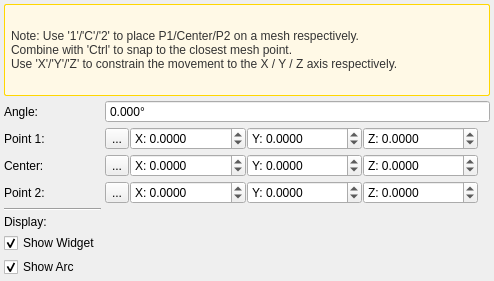
The window that libs/PCLEngine/Tools/MeasurementTools/cvProtractorToolDlg.ui (Asher-1/ACloudViewer) describes before a commit, drawn with Qt 5.
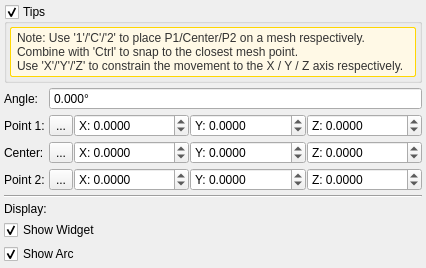
The same window after the commit. Icons and pictures are not drawn.

The edit to the form file:
```diff
--- a/libs/PCLEngine/Tools/MeasurementTools/cvProtractorToolDlg.ui
+++ b/libs/PCLEngine/Tools/MeasurementTools/cvProtractorToolDlg.ui
@@ -11,7 +11,7 @@
    </rect>
   </property>
   <property name="sizePolicy">
-   <sizepolicy hsizetype="Minimum" vsizetype="Preferred">
+   <sizepolicy hsizetype="Preferred" vsizetype="Preferred">
     <horstretch>0</horstretch>
     <verstretch>0</verstretch>
    </sizepolicy>
@@ -36,39 +36,72 @@
     <number>4</number>
    </property>
    <item>
-    <widget class="QLabel" name="instructionLabel">
+    <widget class="QGroupBox" name="shortcutsTipsGroupBox">
      <property name="sizePolicy">
-      <sizepolicy hsizetype="Minimum" vsizetype="Minimum">
+      <sizepolicy hsizetype="Preferred" vsizetype="Maximum">
        <horstretch>0</horstretch>
        <verstretch>0</verstretch>
       </sizepolicy>
      </property>
-     <property name="minimumSize">
-      <size>
-       <width>0</width>
-       <height>0</height>
-      </size>
+     <property name="title">
+      <string>Tips</string>
      </property>
-     <property name="text">
-      <string>Note: Use '1'/'C'/'2' to place P1/Center/P2 on a mesh respectively. 
+     <property name="checkable">
+      <bool>true</bool>
+     </property>
+     <property name="checked">
+      <bool>true</bool>
+     </property>
+     <layout class="QVBoxLayout" name="shortcutsTipsLayout">
+      <property name="spacing">
+       <number>2</number>
+      </property>
+      <property name="leftMargin">
+       <number>3</number>
+      </property>
+      <property name="topMargin">
+       <number>3</number>
+      </property>
+      <property name="rightMargin">
+       <number>3</number>
+      </property>
+      <property name="bottomMargin">
+       <number>3</number>
+      </property>
+      <item>
+       <widget class="QLabel" name="instructionLabel">
+        <property name="sizePolicy">
+         <sizepolicy hsizetype="Preferred" vsizetype="Preferred">
+          <horstretch>0</horstretch>
+          <verstretch>0</verstretch>
+         </sizepolicy>
+        </property>
+        <property name="text">
+         <string>Note: Use '1'/'C'/'2' to place P1/Center/P2 on a mesh respectively. 
 Combine with 'Ctrl' to snap to the closest mesh point.
 Use 'X'/'Y'/'Z' to constrain the movement to the X / Y / Z axis respectively.</string>
-     </property>
-     <property name="wordWrap">
-      <bool>true</bool>
-     </property>
-     <property name="margin">
-      <number>3</number>
-     </property>
-     <property name="styleSheet">
-      <string>QLabel {
+        </property>
+        <property name="wordWrap">
+         <bool>true</bool>
+        </property>
+        <property name="margin">
+         <number>3</number>
+        </property>
+        <property name="styleSheet">
+         <string>QLabel {
    background-color: #FFF9E6;
    border: 1px solid #FFD700;
    border-radius: 2px;
    padding: 3px;
    color: #333;
 }</string>
-     </property>
+        </property>
+        <property name="minimumHeight">
+         <number>75</number>
+        </property>
+       </widget>
+      </item>
+     </layout>
     </widget>
    </item>
    <item>
@@ -80,7 +113,7 @@
        </property>
       </widget>
      </item>
-     <item row="0" column="1" colspan="4">
+     <item row="0" column="1">
       <widget class="QDoubleSpinBox" name="angleSpinBox">
        <property name="readOnly">
         <bool>true</bool>
@@ -148,9 +181,15 @@
          <property name="prefix">
           <string>X: </string>
          </property>
+         <property name="minimumSize">
+          <size>
+           <width>55</width>
+           <height>0</height>
+          </size>
+         </property>
          <property name="sizePolicy">
-          <sizepolicy hsizetype="Minimum" vsizetype="Fixed">
-           <horstretch>0</horstretch>
+          <sizepolicy hsizetype="Expanding" vsizetype="Fixed">
+           <horstretch>1</horstretch>
            <verstretch>0</verstretch>
           </sizepolicy>
          </property>
@@ -173,9 +212,15 @@
          <property name="prefix">
           <string>Y: </string>
          </property>
+         <property name="minimumSize">
+          <size>
+           <width>55</width>
+           <height>0</height>
+          </size>
+         </property>
          <property name="sizePolicy">
-          <sizepolicy hsizetype="Minimum" vsizetype="Fixed">
-           <horstretch>0</horstretch>
+          <sizepolicy hsizetype="Expanding" vsizetype="Fixed">
+           <horstretch>1</horstretch>
            <verstretch>0</verstretch>
           </sizepolicy>
          </property>
@@ -198,9 +243,15 @@
          <property name="prefix">
           <string>Z: </string>
          </property>
+         <property name="minimumSize">
+          <size>
+           <width>55</width>
+           <height>0</height>
+          </size>
+         </property>
          <property name="sizePolicy">
-          <sizepolicy hsizetype="Minimum" vsizetype="Fixed">
-           <horstretch>0</horstretch>
+          <sizepolicy hsizetype="Expanding" vsizetype="Fixed">
+           <horstretch>1</horstretch>
            <verstretch>0</verstretch>
           </sizepolicy>
          </property>
@@ -260,9 +311,15 @@
          <property name="prefix">
           <string>X: </string>
          </property>
+         <property name="minimumSize">
+          <size>
+           <width>55</width>
+           <height>0</height>
+          </size>
+         </property>
          <property name="sizePolicy">
-          <sizepolicy hsizetype="Minimum" vsizetype="Fixed">
-           <horstretch>0</horstretch>
+          <sizepolicy hsizetype="Expanding" vsizetype="Fixed">
+           <horstretch>1</horstretch>
            <verstretch>0</verstretch>
           </sizepolicy>
          </property>
@@ -285,9 +342,15 @@
          <property name="prefix">
           <string>Y: </string>
          </property>
+         <property name="minimumSize">
+          <size>
+           <width>55</width>
+           <height>0</height>
+          </size>
+         </property>
          <property name="sizePolicy">
-          <sizepolicy hsizetype="Minimum" vsizetype="Fixed">
-           <horstretch>0</horstretch>
+          <sizepolicy hsizetype="Expanding" vsizetype="Fixed">
+           <horstretch>1</horstretch>
            <verstretch>0</verstretch>
           </sizepolicy>
          </property>
@@ -310,9 +373,15 @@
          <property name="prefix">
           <string>Z: </string>
          </property>
+         <property name="minimumSize">
+          <size>
+           <width>55</width>
+           <height>0</height>
+          </size>
+         </property>
          <property name="sizePolicy">
-          <sizepolicy hsizetype="Minimum" vsizetype="Fixed">
-           <horstretch>0</horstretch>
+          <sizepolicy hsizetype="Expanding" vsizetype="Fixed">
+           <horstretch>1</horstretch>
            <verstretch>0</verstretch>
           </sizepolicy>
          </property>
@@ -372,9 +441,15 @@
          <property name="prefix">
           <string>X: </string>
          </property>
+         <property name="minimumSize">
+          <size>
+           <width>55</width>
+           <height>0</height>
+          </size>
+         </property>
          <property name="sizePolicy">
-          <sizepolicy hsizetype="Minimum" vsizetype="Fixed">
-           <horstretch>0</horstretch>
+          <sizepolicy hsizetype="Expanding" vsizetype="Fixed">
+           <horstretch>1</horstretch>
            <verstretch>0</verstretch>
           </sizepolicy>
          </property>
@@ -397,9 +472,15 @@
          <property name="prefix">
           <string>Y: </string>
          </property>
+         <property name="minimumSize">
+          <size>
+           <width>55</width>
+           <height>0</height>
+          </size>
+         </property>
          <property name="sizePolicy">
-          <sizepolicy hsizetype="Minimum" vsizetype="Fixed">
-           <horstretch>0</horstretch>
+          <sizepolicy hsizetype="Expanding" vsizetype="Fixed">
+           <horstretch>1</horstretch>
            <verstretch>0</verstretch>
           </sizepolicy>
          </property>
@@ -422,9 +503,15 @@
          <property name="prefix">
           <string>Z: </string>
          </property>
+         <property name="minimumSize">
+          <size>
+           <width>55</width>
+           <height>0</height>
+          </size>
+         </property>
          <property name="sizePolicy">
-          <sizepolicy hsizetype="Minimum" vsizetype="Fixed">
-           <horstretch>0</horstretch>
+          <sizepolicy hsizetype="Expanding" vsizetype="Fixed">
+           <horstretch>1</horstretch>
            <verstretch>0</verstretch>
           </sizepolicy>
          </property>
@@ -444,21 +531,21 @@
        </item>
       </layout>
      </item>
-     <item row="4" column="0">
+     <item row="4" column="0" colspan="2">
       <widget class="Line" name="line_2">
        <property name="orientation">
         <enum>Qt::Horizontal</enum>
        </property>
       </widget>
      </item>
-     <item row="5" column="0">
+     <item row="5" column="0" colspan="2">
       <widget class="QLabel" name="label_11">
        <property name="text">
         <string>Display:</string>
        </property>
       </widget>
      </item>
-     <item row="6" column="0">
+     <item row="6" column="0" colspan="2">
       <layout class="QHBoxLayout" name="visibilityLayout">
        <item>
         <widget class="QCheckBox" name="widgetVisibilityCheckBox">
@@ -475,7 +562,7 @@
        </item>
       </layout>
      </item>
-     <item row="7" column="0">
+     <item row="7" column="0" colspan="2">
       <layout class="QHBoxLayout" name="arcVisibilityLayout">
        <item>
         <widget class="QCheckBox" name="arcVisibilityCheckBox">
```
